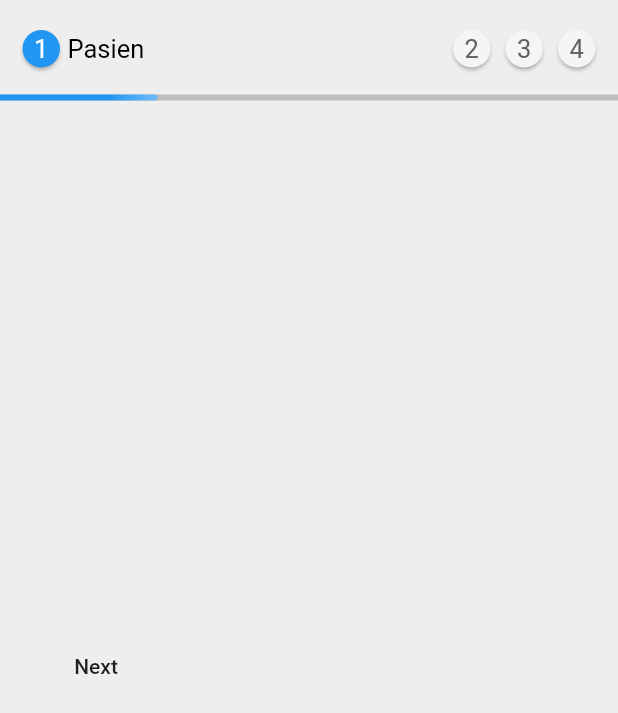
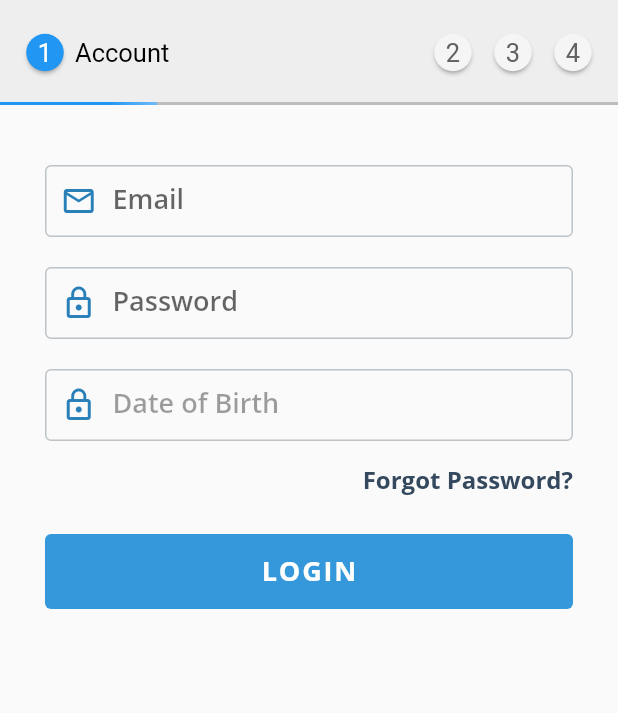
Before and after one commit to ainulya16/flat_ui, a Flutter app: the screen it shows after launch, on a phone screen of 412 x 824 dp. Shown: the top 713 px of the screen. Run offline on Flutter 3.47's test engine with Material 2 defaults, Android fonts, the phone set to English and light mode, and no system bars; our stand-ins replace tinycolor.

Commit message:
fix: stepper header

```diff
--- a/example/lib/main.dart
+++ b/example/lib/main.dart
@@ -1,3 +1,5 @@
+import 'package:example/pages/Account.dart';
+import 'package:example/pages/Payment.dart';
 import 'package:flat_ui/flat_ui.dart';
 import 'package:flutter/material.dart';
 
@@ -35,101 +37,27 @@ class _MyHomePageState extends State<MyHomePage> {
 
   @override
   Widget build(BuildContext context) {
-    StepperItem page1 = new StepperItem(
-        title: "Pasien",
-        page: Container(
-            child: Padding(
-          padding: const EdgeInsets.symmetric(horizontal: 20.0),
-          child: Container(
-            height: 50.0,
-            child: Row(
-              mainAxisAlignment: MainAxisAlignment.spaceBetween,
-              children: <Widget>[
-                FlatButton(
-                  child: Text("Next"),
-                  onPressed: () {
-                    controller.next();
-                  },
-                ),
-              ],
-            ),
-          ),
-        )));
-    StepperItem page2 = new StepperItem(
-        title: "Pasien 2",
-        page: Container(
-            child: Padding(
-          padding: const EdgeInsets.symmetric(horizontal: 20.0),
-          child: Container(
-            height: 50.0,
-            child: Row(
-              mainAxisAlignment: MainAxisAlignment.spaceBetween,
-              children: <Widget>[
-                FlatButton(
-                  child: Text("Prev"),
-                  onPressed: () {
-                    controller.prev();
-                  },
-                ),
-                FlatButton(
-                  child: Text("Next"),
-                  onPressed: () {
-                    controller.next();
-                  },
-                ),
-              ],
-            ),
-          ),
-        )));
-    StepperItem page3 = new StepperItem(
-        title: "Pasien 3",
-        page: Container(
-            child: Padding(
-          padding: const EdgeInsets.symmetric(horizontal: 20.0),
-          child: Container(
-            height: 50.0,
-            child: Row(
-              mainAxisAlignment: MainAxisAlignment.spaceBetween,
-              children: <Widget>[
-                FlatButton(
-                  child: Text("Prev"),
-                  onPressed: () {
-                    controller.prev();
-                  },
-                ),
-              ],
-            ),
-          ),
-        )));
-    StepperItem page4 = new StepperItem(
-        title: "Pasien 3",
-        page: Container(
-            child: Padding(
-          padding: const EdgeInsets.symmetric(horizontal: 20.0),
-          child: Container(
-            height: 50.0,
-            child: Row(
-              mainAxisAlignment: MainAxisAlignment.spaceBetween,
-              children: <Widget>[
-                FlatButton(
-                  child: Text("Prev"),
-                  onPressed: () {
-                    controller.prev();
-                  },
-                ),
-              ],
-            ),
-          ),
-        )));
+    StepperItem account2 = new StepperItem(
+        title: "Account",
+        page: Account(stepperController: controller,));
+    StepperItem account = new StepperItem(
+        title: "Account",
+        page: Account(stepperController: controller,));
+    StepperItem payment = new StepperItem(
+        title: "Payment Detail",
+        page: Payment(stepperController: controller,));
+    StepperItem shipment = new StepperItem(
+        title: "Shipment Detail",
+        page: Payment(stepperController: controller,));
     return Scaffold(
       backgroundColor: Colors.grey.shade200,
       body: SafeArea(
         child: FUIStepper(
           controller: controller,
           headerColor: Colors.grey.shade200,
-          pages: [page1, page2, page3, page4],
-          inActiveColor: Colors.grey.shade100,
-          inActiveNumberColor: Colors.grey.shade700,
+          pages: [account, payment, shipment, account2],
+          inActiveBgColor: Colors.grey.shade100,
+          inActiveTextColor: Colors.grey.shade700,
           key: 'FUIStepper',
         ),
       ),
--- /dev/null
+++ b/example/lib/pages/Account.dart
@@ -0,0 +1,103 @@
+import 'package:flat_ui/flat_ui.dart';
+import 'package:flutter/material.dart';
+
+class Account extends StatefulWidget {
+  Account({Key key, this.stepperController}) : super(key: key);
+
+  final StepperController stepperController;
+
+  @override
+  _AccountState createState() => _AccountState();
+}
+
+class _AccountState extends State<Account> {
+  int _counter = 0;
+  List<OptionItem> options = [
+    OptionItem(label: 'Label text 1', value: 1),
+    OptionItem(label: 'dasds', value: 2),
+    OptionItem(label: 'Label text 3', value: 3),
+    OptionItem(label: 'Label text 4', value: 4),
+    OptionItem(label: 'Label text 5', value: 5),
+    OptionItem(label: 'Label text 12', value: 11),
+    OptionItem(label: 'dasdssadasd', value: 22),
+    OptionItem(label: 'Label text 33', value: 31),
+    OptionItem(label: 'Label text 43', value: 41),
+    OptionItem(label: 'Label text 53', value: 51),
+    OptionItem(label: 'Label text 14', value: 12),
+    OptionItem(label: 'dasdszxczxc', value: 23),
+    OptionItem(label: 'Label text 34', value: 33),
+    OptionItem(label: 'Label text 45', value: 43),
+    OptionItem(label: 'Label text 56', value: 53),
+  ];
+
+  @override
+  Widget build(BuildContext context) {
+    return Scaffold(
+      body: SingleChildScrollView(
+        child: Column(
+          mainAxisAlignment: MainAxisAlignment.center,
+          crossAxisAlignment: CrossAxisAlignment.center,
+          children: <Widget>[
+            SizedBox(height: 30,),
+            Padding(
+              padding: const EdgeInsets.symmetric(horizontal:30.0, vertical: 10),
+              child: FUITextField(
+                label: 'Email',
+                allowNextFocus: true,
+                borderType: FUIFieldBorderType.bordered,
+                prefix: Icon(Icons.mail_outline, color: HexColor('#2980b9'),),
+                hintText: 'john@doe.com',
+                borderRadius: 4,
+                borderColor: '#bdc3c7',
+                focusedBorderColor: '2980b9',
+              )
+            ),
+            Padding(
+              padding: const EdgeInsets.symmetric(horizontal:30.0, vertical: 10),
+              child: FUITextField(
+                label: 'Password',
+                allowNextFocus: false,
+                borderType: FUIFieldBorderType.bordered,
+                prefix: Icon(Icons.lock_outline, color: HexColor('#2980b9'),),
+                borderRadius: 4,
+                obsecureText: true,
+                borderColor: '#bdc3c7',
+                focusedBorderColor: '2980b9',
+                floatingLabelBehavior: FloatingLabelBehavior.never,
+              )
+            ),
+
+            Padding(
+              padding: const EdgeInsets.symmetric(horizontal:30.0, vertical: 10),
+              child: FUIDateTimePicker(
+                label: 'Date of Birth',
+                borderType: FUIFieldBorderType.bordered,
+                prefix: Icon(Icons.lock_outline, color: HexColor('#2980b9'),),
+                borderRadius: 4,
+              )
+            ),
+
+            Padding(
+              padding: const EdgeInsets.symmetric(horizontal:30.0, vertical: 5),
+              child: Row(
+                mainAxisAlignment: MainAxisAlignment.end,
+                children: <Widget>[
+                FUIButtonText(text: 'Forgot Password?', textColor: '#34495e', fontSize: 16,fontWeight: FontWeight.bold,)
+              ],),
+            ),
+            Padding(
+              padding: const EdgeInsets.symmetric(horizontal:20.0),
+              child: FUIButton(
+                size: ButtonSize.block,
+                color: '#3498db',
+                text: 'LOGIN',
+                borderRadius: 4,
+                onPress: () => widget.stepperController.next(),
+              ),
+            ),
+          ],
+        ),
+      ),
+    );
+  }
+}
--- /dev/null
+++ b/example/lib/pages/Payment.dart
@@ -0,0 +1,103 @@
+import 'package:flat_ui/flat_ui.dart';
+import 'package:flutter/material.dart';
+
+class Payment extends StatefulWidget {
+  Payment({Key key, this.stepperController}) : super(key: key);
+
+  final StepperController stepperController;
+
+  @override
+  _PaymentState createState() => _PaymentState();
+}
+
+class _PaymentState extends State<Payment> {
+  int _counter = 0;
+  List<OptionItem> options = [
+    OptionItem(label: 'Label text 1', value: 1),
+    OptionItem(label: 'dasds', value: 2),
+    OptionItem(label: 'Label text 3', value: 3),
+    OptionItem(label: 'Label text 4', value: 4),
+    OptionItem(label: 'Label text 5', value: 5),
+    OptionItem(label: 'Label text 12', value: 11),
+    OptionItem(label: 'dasdssadasd', value: 22),
+    OptionItem(label: 'Label text 33', value: 31),
+    OptionItem(label: 'Label text 43', value: 41),
+    OptionItem(label: 'Label text 53', value: 51),
+    OptionItem(label: 'Label text 14', value: 12),
+    OptionItem(label: 'dasdszxczxc', value: 23),
+    OptionItem(label: 'Label text 34', value: 33),
+    OptionItem(label: 'Label text 45', value: 43),
+    OptionItem(label: 'Label text 56', value: 53),
+  ];
+
+  @override
+  Widget build(BuildContext context) {
+    return Scaffold(
+      body: SingleChildScrollView(
+        child: Column(
+          mainAxisAlignment: MainAxisAlignment.center,
+          crossAxisAlignment: CrossAxisAlignment.center,
+          children: <Widget>[
+            SizedBox(height: 30,),
+            Padding(
+              padding: const EdgeInsets.symmetric(horizontal:30.0, vertical: 10),
+              child: FUITextField(
+                label: 'Email',
+                allowNextFocus: true,
+                borderType: FUIFieldBorderType.bordered,
+                prefix: Icon(Icons.mail_outline, color: HexColor('#2980b9'),),
+                hintText: 'john@doe.com',
+                borderRadius: 4,
+                borderColor: '#bdc3c7',
+                focusedBorderColor: '2980b9',
+              )
+            ),
+            Padding(
+              padding: const EdgeInsets.symmetric(horizontal:30.0, vertical: 10),
+              child: FUITextField(
+                label: 'Password',
+                allowNextFocus: false,
+                borderType: FUIFieldBorderType.bordered,
+                prefix: Icon(Icons.lock_outline, color: HexColor('#2980b9'),),
+                borderRadius: 4,
+                obsecureText: true,
+                borderColor: '#bdc3c7',
+                focusedBorderColor: '2980b9',
+                floatingLabelBehavior: FloatingLabelBehavior.never,
+              )
+            ),
+
+            Padding(
+              padding: const EdgeInsets.symmetric(horizontal:30.0, vertical: 10),
+              child: FUIDateTimePicker(
+                label: 'Date of Birth',
+                borderType: FUIFieldBorderType.bordered,
+                prefix: Icon(Icons.lock_outline, color: HexColor('#2980b9'),),
+                borderRadius: 4,
+              )
+            ),
+
+            Padding(
+              padding: const EdgeInsets.symmetric(horizontal:30.0, vertical: 5),
+              child: Row(
+                mainAxisAlignment: MainAxisAlignment.end,
+                children: <Widget>[
+                FUIButtonText(text: 'Forgot Password?', textColor: '#34495e', fontSize: 16,fontWeight: FontWeight.bold,)
+              ],),
+            ),
+            Padding(
+              padding: const EdgeInsets.symmetric(horizontal:20.0),
+              child: FUIButton(
+                size: ButtonSize.block,
+                color: '#3498db',
+                text: 'LOGIN',
+                borderRadius: 4,
+                onPress: () => widget.stepperController.next(),
+              ),
+            ),
+          ],
+        ),
+      ),
+    );
+  }
+}
--- a/lib/Stepper/Stepper.dart
+++ b/lib/Stepper/Stepper.dart
@@ -10,11 +10,13 @@ class FUIStepper extends StatefulWidget {
   final Function onPageChanged;
   final Function onFinished;
   final List<StepperItem> pages;
-  final Color inActiveColor;
-  final Color activeColor;
+  final Color activeBgColor;
+  final Color inActiveBgColor;
+
+  final Color activeTextColor;
+  final Color inActiveTextColor;
+
   final Color activeTitleColor;
-  final Color inActiveNumberColor;
-  final Color activeNumberColor;
   final Color headerColor;
   final StepperController controller;
   final Widget header;
@@ -23,10 +25,10 @@ class FUIStepper extends StatefulWidget {
       {key: Key,
       this.onPageChanged,
       this.onFinished,
-      this.inActiveColor = Colors.white,
-      this.activeColor = Colors.blue,
-      this.inActiveNumberColor = Colors.black,
-      this.activeNumberColor = Colors.white,
+      this.activeBgColor = Colors.blue,
+      this.inActiveBgColor = Colors.white,
+      this.inActiveTextColor = Colors.black,
+      this.activeTextColor = Colors.white,
       this.activeTitleColor = Colors.black,
       this.headerColor = Colors.white,
       this.controller,
@@ -55,6 +57,10 @@ class _FUIStepperState extends State<FUIStepper> with TickerProviderStateMixin {
   }
 
   next() {
+    if(currentPage == widget.pages.length) {
+      widget.onFinished != null && widget.onFinished();
+      return;
+    }
     setState(() {
       currentPage = currentPage + 1;
     });
@@ -65,6 +71,9 @@ class _FUIStepperState extends State<FUIStepper> with TickerProviderStateMixin {
   }
 
   prev() {
+    if(currentPage == 1) {
+      return;
+    }
     setState(() {
       currentPage = currentPage - 1;
     });
@@ -87,58 +96,25 @@ class _FUIStepperState extends State<FUIStepper> with TickerProviderStateMixin {
     super.dispose();
   }
 
-  Widget number(int value, bool active) {
-    Widget icon = Icon(Icons.check, size: 17, color: Colors.white);
-    Widget text = Text('$value',
-        style: TextStyle(
-            fontSize: 17,
-            color: active
-                ? widget.activeNumberColor
-                : widget.inActiveNumberColor));
-    bool finished = value < currentPage;
-    return Container(
-      height: 25,
-      width: 25,
-      margin: EdgeInsets.symmetric(horizontal: 5, vertical: 10),
-      padding: EdgeInsets.all(2),
-      decoration: BoxDecoration(
-        boxShadow: [
-          BoxShadow(
-              color: Colors.black38,
-              blurRadius: 2.0,
-              offset: Offset(
-                0.0,
-                2.0,
-              ),
-              spreadRadius: -1)
-        ],
-        borderRadius: BorderRadius.all(
-          Radius.circular(200),
-        ),
-        color: active ? widget.activeColor : widget.inActiveColor,
-      ),
-      child: Center(child: finished ? icon : text),
-    );
-  }
-
   List<Widget> renderTitle() {
     return widget.pages.map((page) {
       var index = widget.pages.indexOf(page);
-      final x = 40 * widget.pages.length;
-      var width = MediaQuery.of(context).size.width - x;
-      var active = index == (currentPage -1);
-      return Row(
-          mainAxisAlignment: MainAxisAlignment.center,
-          crossAxisAlignment: CrossAxisAlignment.center,
-          children: [
-            number(index + 1, index <= currentPage - 1),
-            FUIStepperTitle(
-              expanded: active,
-              width: width,
+      var active = index == (currentPage - 1);
+      var finished = index < (currentPage - 1);
+      var baseWidth = MediaQuery.of(context).size.width - 20;
+      return FUIStepperTitle(
+        width: baseWidth,
+              numberOfPages: widget.pages.length,
+              finished: finished,
+              active: active,
               title: page.title,
               activeTitleColor: widget.activeTitleColor,
-            ),
-          ]);
+              number: (index + 1).toString(),
+              activeBgColor: widget.activeBgColor,
+              inActiveBgColor: widget.inActiveBgColor,
+              activeTextColor: widget.activeTextColor,
+              inActiveTextColor: widget.inActiveTextColor,
+            );
     }).toList();
   }
 
--- a/lib/Stepper/StepperTitle.dart
+++ b/lib/Stepper/StepperTitle.dart
@@ -1,17 +1,29 @@
 import 'package:flutter/material.dart';
 
 class FUIStepperTitle extends StatefulWidget {
+  final int numberOfPages;
+  final bool  active, finished;
+  final String title, number;
+  final Color activeTitleColor,
+  activeTextColor,
+  inActiveTextColor,
+  activeBgColor,
+  inActiveBgColor;
   final double width;
-  final bool expanded;
-  final String title;
-  final Color activeTitleColor;
 
   FUIStepperTitle(
       {key: Key,
       @required this.width,
-      @required this.expanded,
       this.title,
-      this.activeTitleColor
+      this.numberOfPages,
+      this.activeTitleColor,
+      this.active,
+      this.number,
+      this.finished,
+      this.activeTextColor,
+      this.inActiveTextColor,
+      this.activeBgColor,
+      this.inActiveBgColor
       });
 
   @override
@@ -20,13 +32,14 @@ class FUIStepperTitle extends StatefulWidget {
 
 class _FUIStepperTitleState extends State<FUIStepperTitle> with TickerProviderStateMixin {
   AnimationController _titleAnimationController;
-  Animation _sizeAnimation;
+  Animation _sizeAnimation, _textSizeAnimation;
 
   @override
   void initState() {
     super.initState();
     _titleAnimationController = AnimationController(duration: new Duration(milliseconds: 400), vsync: this);
-    _sizeAnimation = Tween(begin: 0.0, end: widget.width).animate(CurvedAnimation(curve: Curves.linear, parent: _titleAnimationController));
+    _sizeAnimation = Tween(begin: 0.0, end: widget.width - (widget.numberOfPages * 40)).animate(CurvedAnimation(curve: Curves.linear, parent: _titleAnimationController));
+    _textSizeAnimation = Tween(begin: 0.0, end: 17.0).animate(CurvedAnimation(curve: Curves.linear, parent: _titleAnimationController));
     toggle();
   }
 
@@ -36,13 +49,13 @@ class _FUIStepperTitleState extends State<FUIStepperTitle> with TickerProviderSt
   }
 
   toggle() {
-    this.widget.expanded ? this._titleAnimationController.forward() : this._titleAnimationController.reverse();
+    this.widget.active ? this._titleAnimationController.forward() : this._titleAnimationController.reverse();
   }
 
   @override
   void didUpdateWidget(FUIStepperTitle oldWidget) {
     super.didUpdateWidget(oldWidget);
-    if (oldWidget.expanded != this.widget.expanded) {
+    if (oldWidget.active != this.widget.active) {
       this.toggle();
     }
   }
@@ -54,21 +67,70 @@ class _FUIStepperTitleState extends State<FUIStepperTitle> with TickerProviderSt
   }
 
 
+  Widget number() {
+    Widget icon = Icon(Icons.check, size: 17, color: Colors.white);
+
+    Color textColor = widget.finished || widget.active ? widget.activeTextColor : widget.inActiveTextColor;
+    Color bgColor = widget.finished || widget.active ? widget.activeBgColor : widget.inActiveBgColor;
+
+    Widget text = Text('${widget.number}',
+        style: TextStyle(
+            fontSize: 17,
+            color: textColor));
+    return Container(
+      width: 40,
+          child: Center(
+            child: Container(
+        height: 25,
+        width: 25,
+        padding: EdgeInsets.all(2),
+        decoration: BoxDecoration(
+            boxShadow: [
+              BoxShadow(
+                  color: Colors.black38,
+                  blurRadius: 2.0,
+                  offset: Offset(
+                    0.0,
+                    2.0,
+                  ),
+                  spreadRadius: -1)
+            ],
+            borderRadius: BorderRadius.all(
+              Radius.circular(200),
+            ),
+            color: bgColor
+        ),
+        child: Center(child: widget.finished ? icon : text),
+      ),
+          ),
+    );
+  }
+
+
   @override
   Widget build(BuildContext context) {
-    return AnimatedBuilder(
+    return Container(
+      child: Row(children: [
+        number(),
+        AnimatedBuilder(
           animation: _titleAnimationController,
           builder: (context, index) {
             return Container(
               width: _sizeAnimation.value,
-          child: Text(
+              height: 50,
+              child: Column(
+                mainAxisAlignment: MainAxisAlignment.center,
+                crossAxisAlignment: CrossAxisAlignment.start,
+                              children: [Text(
                   '${widget.title}',
                   overflow: TextOverflow.fade,
-            maxLines: 1,
-            style: TextStyle(color: widget.activeTitleColor, fontSize: 17, ),
+                  style: TextStyle(color: widget.activeTitleColor, fontSize: _textSizeAnimation.value,),
+                )],
               ),
             );
           },
+        )
+      ],),
     );
   }
 }
--- a/lib/flat_ui.dart
+++ b/lib/flat_ui.dart
@@ -17,4 +17,3 @@ export 'Stepper/StepperItem.type.dart';
 export 'Stepper/StepperController.dart';
 export 'ProgressBar/CircleProgressBar.dart';
 export 'ProgressBar/LinearProgressBar.dart';
-export 'Expandable/Expandable.dart';
```
Lines whose indentation alone changed are shown as unchanged.
